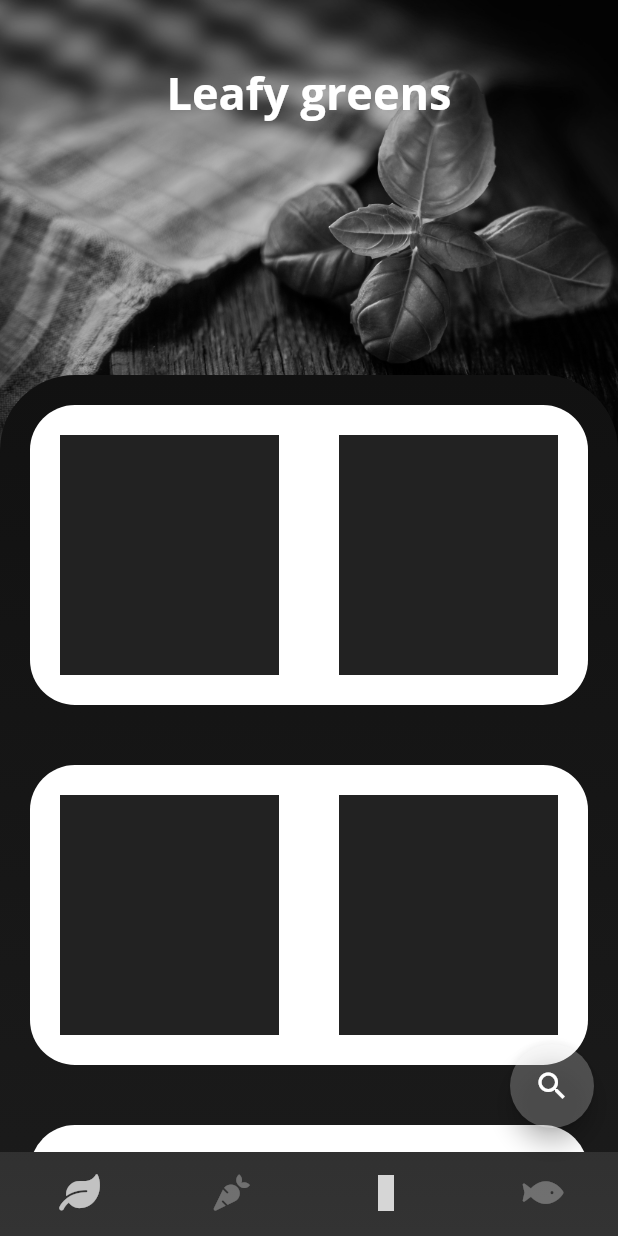
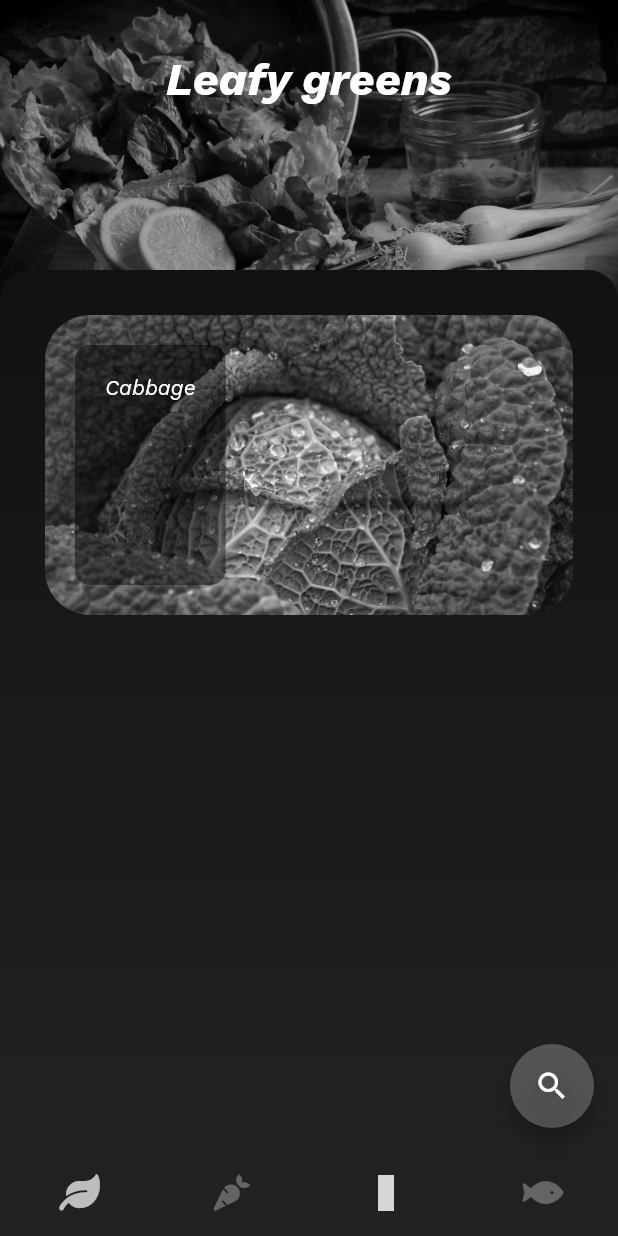
Before and after one commit to 3enedict/limelight, a Flutter app: the screen it shows after launch, on a phone screen of 412 x 824 dp. Run offline on Flutter 3.47's test engine with Material 2 defaults, Android fonts, the light colour scheme and no system bars; our stand-ins replace fluttericon, google_fonts; statements that could not run were skipped; grey boxes are pictures that could not be loaded.

Commit message:
Made s*** prettier

```diff
--- a/lib/main.dart
+++ b/lib/main.dart
@@ -33,7 +33,7 @@ class IngredientsPage extends StatelessWidget {
         gradient: LinearGradient(
           colors: [
             Color(0xFF111111),
-            Color(0xFF333333),
+            Color(0xFF222222),
           ],
           begin: Alignment.topCenter,
           end: Alignment.bottomCenter,
@@ -87,9 +87,8 @@ class LeafyGreensPage extends StatelessWidget {
     return Stack(
       children: [
         Container(
-          height: 300,
+          height: 200,
           width: double.infinity,
-          alignment: Alignment.topCenter,
           decoration: const BoxDecoration(
             image: DecorationImage(
               alignment: Alignment.topCenter,
@@ -98,16 +97,23 @@ class LeafyGreensPage extends StatelessWidget {
                 Colors.grey,
                 BlendMode.saturation,
               ),
-              image: AssetImage('assets/Basil.jpg'),
+              image: AssetImage('assets/Leafy Greeens.jpg'),
             ),
           ),
-          child: Text(
-            '\nLeafy greens',
-            style: GoogleFonts.openSans(
-              textStyle: const TextStyle(
-                fontWeight: FontWeight.bold,
-                fontSize: 30.0,
-                color: Colors.white,
+          child: Container(
+            height: 200,
+            width: double.infinity,
+            color: Colors.black26,
+            alignment: Alignment.topCenter,
+            child: Text(
+              '\nLeafy greens',
+              style: GoogleFonts.workSans(
+                textStyle: const TextStyle(
+                  fontWeight: FontWeight.bold,
+                  fontStyle: FontStyle.italic,
+                  fontSize: 30,
+                  color: Colors.white,
+                ),
               ),
             ),
           ),
@@ -115,32 +121,28 @@ class LeafyGreensPage extends StatelessWidget {
         ListView(
           children: [
             Container(
-              height: 250,
+              height: 180,
             ),
             Container(
               decoration: const BoxDecoration(
                 borderRadius: BorderRadius.vertical(
-                  top: Radius.circular(50),
+                  top: Radius.circular(20),
                   bottom: Radius.circular(0),
                 ),
                 gradient: LinearGradient(
                   colors: [
                     Color(0xFF111111),
-                    Color(0xFF333333),
+                    Color(0xFF222222),
                   ],
                   begin: Alignment.topCenter,
                   end: Alignment.bottomCenter,
                 ),
               ),
+              constraints: BoxConstraints(
+                minHeight: MediaQuery.of(context).size.height - 180 - 56,
+              ),
               child: Column(
                 children: const [
-                  LeafyGreens(),
-                  LeafyGreens(),
-                  LeafyGreens(),
-                  LeafyGreens(),
-                  LeafyGreens(),
-                  LeafyGreens(),
-                  LeafyGreens(),
                   LeafyGreens(),
                 ],
               ),
@@ -160,22 +162,44 @@ class LeafyGreens extends StatelessWidget {
     return Container(
       decoration: BoxDecoration(
         borderRadius: BorderRadius.circular(30),
-        color: Colors.white,
+        image: const DecorationImage(
+          alignment: Alignment.topCenter,
+          fit: BoxFit.cover,
+          colorFilter: ColorFilter.mode(
+            Colors.grey,
+            BlendMode.saturation,
+          ),
+          image: AssetImage('assets/Savoy Cabbage.jpg'),
+        ),
       ),
       height: 200,
-      margin: const EdgeInsets.fromLTRB(20, 20, 20, 20),
+      margin: const EdgeInsets.fromLTRB(30, 30, 30, 10),
       child: Row(
         children: [
           Flexible(
             child: Container(
               margin: const EdgeInsets.all(20),
-              color: Colors.black87,
+              padding: const EdgeInsets.all(20),
+              decoration: BoxDecoration(
+                borderRadius: BorderRadius.circular(10),
+                color: Colors.black45,
+              ),
+              height: 160,
+              child: Text(
+                'Cabbage',
+                style: GoogleFonts.workSans(
+                  textStyle: const TextStyle(
+                    fontStyle: FontStyle.italic,
+                    color: Colors.white,
+                  ),
+                ),
+              ),
             ),
           ),
-          Flexible(
+          Expanded(
             child: Container(
               margin: const EdgeInsets.all(20),
-              color: Colors.black87,
+              color: Colors.transparent,
             ),
           ),
         ],
--- a/pubspec.yaml
+++ b/pubspec.yaml
@@ -23,4 +23,5 @@ flutter:
 
   assets:
     - assets/Vegetables.webp
-    - assets/Basil.jpg
+    - assets/Leafy Greeens.jpg
+    - assets/Savoy Cabbage.jpg
```
Also changed, not shown: assets/Basil.jpg (deleted), assets/Leafy Greeens.jpg (added), assets/Savoy Cabbage.jpg (added).
